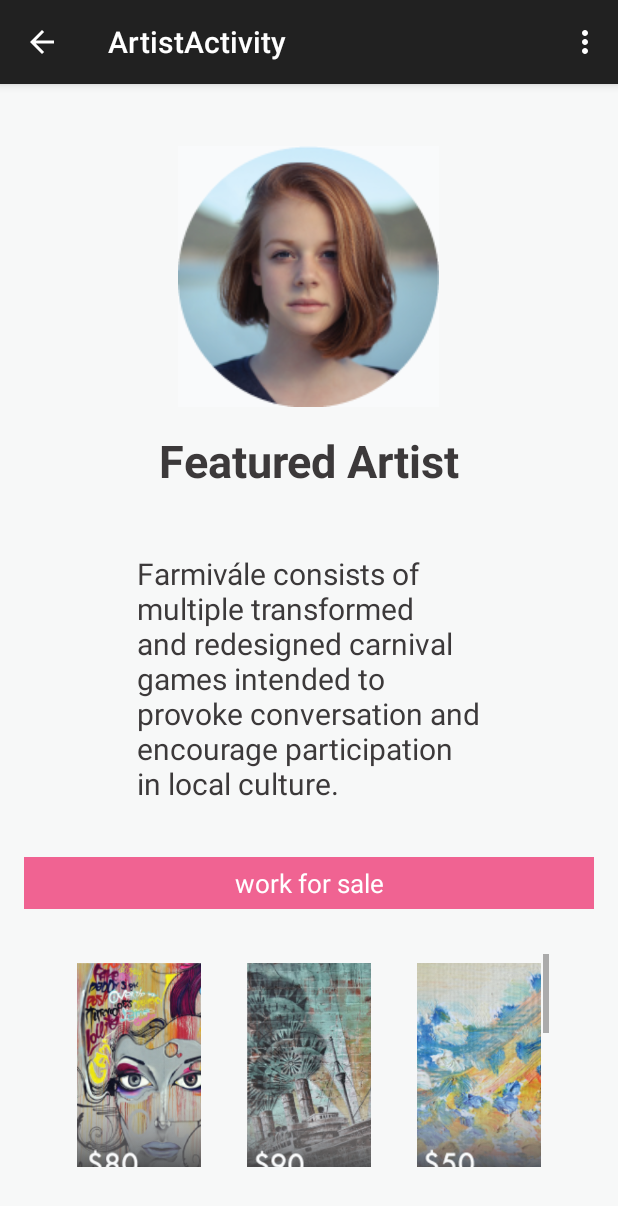
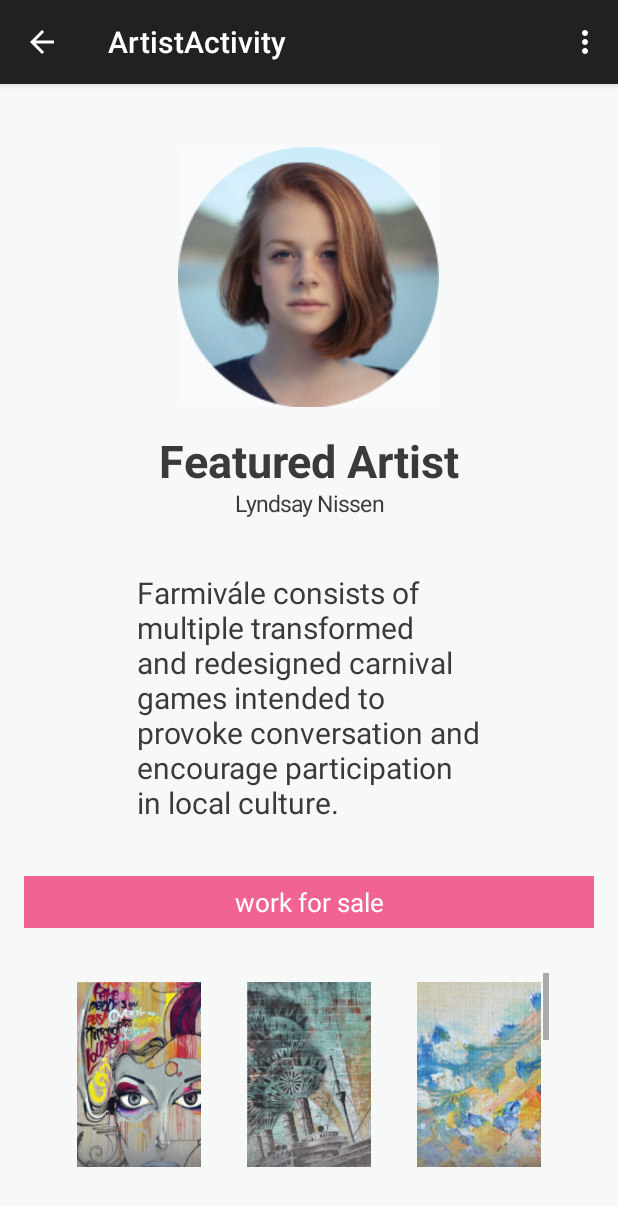
Before and after one commit to jjeun/DSMSocial, an Android app: the screen it shows after launch (ArtistActivity), after a tap on "Artist Page", on a phone screen of 412 x 824 dp. Shown: the top 1206 px of the screen. Run offline under Robolectric (Android 15) with nearby library versions, the phone set to English and light mode, and no system bars; libraries missing offline, so code that uses them is left out: com.astuetz; 2 statements that could not run were skipped.

Commit message:
connecting shopping cart and coding to pass info between activities/fragments for a little more dynamic output.

```diff
--- a/app/src/main/AndroidManifest.xml
+++ b/app/src/main/AndroidManifest.xml
@@ -39,14 +39,14 @@
         <activity
             android:name=".AddCart"
             android:label="@string/title_activity_add_cart"
-            android:parentActivityName=".ShopActivity" >
+            android:theme="@style/Theme.AppCompat.NoActionBar">
             <!--<meta-data-->
                 <!--android:name="android.support.PARENT_ACTIVITY"-->
                 <!--android:value="com.application.dsmsocial.ShopActivity" />-->
         </activity>
         <activity
             android:name=".CartReview"
-            android:label="@string/title_activity_cart_review"
+            android:label="@string/title_activity_cart_review">
             android:parentActivityName=".AddCart" >
             <meta-data
                 android:name="android.support.PARENT_ACTIVITY"
--- a/app/src/main/java/com/application/dsmsocial/ArtistActivity.java
+++ b/app/src/main/java/com/application/dsmsocial/ArtistActivity.java
@@ -27,16 +27,21 @@ public class ArtistActivity extends AppCompatActivity {
     private GridView gridView;
     private GridViewAdapter gridAdapter;
 
+    String name;
+    String type;
+    Bitmap image;
+    int page;
+
     @Override
     protected void onCreate(Bundle savedInstanceState) {
         super.onCreate(savedInstanceState);
         setContentView(R.layout.activity_artist);
 
 
-        String name = getIntent().getStringExtra("name");
-        String type = getIntent().getStringExtra("type");
-        Bitmap image = getIntent().getParcelableExtra("image");
-        int page = getIntent().getIntExtra("switch", 0);
+        name = getIntent().getStringExtra("name");
+        type = getIntent().getStringExtra("type");
+        image = getIntent().getParcelableExtra("image");
+        page = getIntent().getIntExtra("switch", 0);
 
         if (page == 1) {
             TextView titleTextView = (TextView) findViewById(R.id.artistName);
@@ -53,6 +58,12 @@ public class ArtistActivity extends AppCompatActivity {
             TextView titleTextView = (TextView) findViewById(R.id.artistName);
             titleTextView.setGravity(Gravity.CENTER_HORIZONTAL);
             titleTextView.setText(R.string.featureArtist);
+
+            TextView titleTextView2 = (TextView) findViewById(R.id.artistType);
+            titleTextView2.setGravity(Gravity.CENTER_HORIZONTAL);
+            titleTextView2.setTextSize(15);
+            titleTextView2.setPadding(0,20,0,0);
+            titleTextView2.setText(name);
 
             ImageView imageView = (ImageView) findViewById(R.id.artistImage);
             imageView.setImageResource(R.drawable.artist1);
@@ -85,7 +96,7 @@ public class ArtistActivity extends AppCompatActivity {
 
         for (int i = 0; i < imgs.length(); i++) {
             Bitmap bitmap = BitmapFactory.decodeResource(getResources(), imgs.getResourceId(i, -1));
-            imageItems.add(new ImageItem(bitmap,null, null, null));
+            imageItems.add(new ImageItem(bitmap,null, name, null));
         }
         return imageItems;
     }
--- a/app/src/main/java/com/application/dsmsocial/ArtistFragment.java
+++ b/app/src/main/java/com/application/dsmsocial/ArtistFragment.java
@@ -16,6 +16,7 @@ import android.widget.GridView;
 import android.widget.ImageButton;
 import android.widget.ImageView;
 import android.widget.TextView;
+import android.widget.Toast;
 
 import java.util.ArrayList;
 
@@ -25,6 +26,12 @@ import java.util.ArrayList;
 public class ArtistFragment extends Fragment {
     public static final String ARG_PAGE = "ARG_PAGE";
     private static final String TAG = "ArtistFragmentTag";
+    String name;
+    String type;
+    Bitmap image;
+    int page;
+
+    ImageItem item;
 
     private GridView gridView;
     private GridViewAdapter gridAdapter;
@@ -59,6 +66,11 @@ public class ArtistFragment extends Fragment {
     public View onCreateView(LayoutInflater inflater, ViewGroup container, Bundle savedInstanceState) {
         final View rootView = inflater.inflate(R.layout.fragment_artist, container, false);
 
+        name = getActivity().getIntent().getStringExtra("name");
+        type = getActivity().getIntent().getStringExtra("type");
+        image = getActivity().getIntent().getParcelableExtra("image");
+        page = getActivity().getIntent().getIntExtra("switch", 0);
+
         gridView = (GridView) rootView.findViewById(R.id.artistGridView);
         gridAdapter = new GridViewAdapter(getActivity(), R.layout.grid_item_layout, getData());
         gridView.setAdapter(gridAdapter);
@@ -66,7 +78,7 @@ public class ArtistFragment extends Fragment {
         gridView.setOnItemClickListener(new AdapterView.OnItemClickListener() {
             public void onItemClick(AdapterView<?> parent, View v, int position, long id) {
                 Log.v(TAG, "artist clicked");
-                ImageItem item = (ImageItem) gridView.getItemAtPosition(position);
+                item = (ImageItem) gridView.getItemAtPosition(position);
 
                 Intent intent = new Intent(getActivity(), ArtistActivity.class);
                 intent.putExtra("name", item.getName());
@@ -91,7 +103,16 @@ public class ArtistFragment extends Fragment {
 
     public void sendToCart(){
 
-        Intent intent = new Intent(getActivity(), CartReview.class);
-        startActivity(intent);
+
+        if(name == null){
+            Toast.makeText(getActivity(), "Empty Shopping Cart", Toast.LENGTH_SHORT).show();
+        }
+
+        else{
+            Intent intent = new Intent(getActivity(), CartReview.class);
+            intent.putExtra("image", image);
+            intent.putExtra("name", name);
+            startActivity(intent);
+        }
     }
 }
--- a/app/src/main/java/com/application/dsmsocial/MainPage.java
+++ b/app/src/main/java/com/application/dsmsocial/MainPage.java
@@ -1,4 +1,5 @@
 package com.application.dsmsocial;
+import android.graphics.Bitmap;
 import android.graphics.Color;
 import android.support.v4.app.Fragment;
 import android.support.v4.app.FragmentManager;
@@ -13,6 +14,10 @@ import android.view.MenuItem;
 import com.astuetz.PagerSlidingTabStrip;
 
 public class MainPage extends FragmentActivity {
+    String name;
+    String type;
+    Bitmap image;
+    int page;
 
     public class SampleFragmentPagerAdapter extends FragmentPagerAdapter {
         final int PAGE_COUNT = 4;
@@ -57,6 +62,9 @@ public class MainPage extends FragmentActivity {
         super.onCreate(savedInstanceState);
         setContentView(R.layout.activity_main_page);
 
+        name = getIntent().getStringExtra("name");
+        image = getIntent().getParcelableExtra("image");
+
         // Get the ViewPager and set it's PagerAdapter so that it can display items
         ViewPager viewPager = (ViewPager) findViewById(R.id.viewpager);
         viewPager.setAdapter(new SampleFragmentPagerAdapter(getSupportFragmentManager()));
--- a/app/src/main/java/com/application/dsmsocial/MainPageFragment.java
+++ b/app/src/main/java/com/application/dsmsocial/MainPageFragment.java
@@ -79,10 +79,11 @@ public class MainPageFragment extends Fragment {
         mainButton.setOnClickListener(new View.OnClickListener() {
             @Override
             public void onClick(View v) {
-                Log.v(TAG, "main clicked");   // Log's that Max button was pressed.
+                Log.v(TAG, "main clicked");
 
                 // create method to activity
                 Intent intent = new Intent(getActivity(), ArtistActivity.class);
+                intent.putExtra("name", "Lyndsay Nissen");
                 startActivity(intent);
             }
         });
--- a/app/src/main/res/layout/activity_cart_review.xml
+++ b/app/src/main/res/layout/activity_cart_review.xml
@@ -41,7 +41,6 @@
         android:id="@+id/shopImage"
         android:padding="15dp"
         android:layout_alignParentTop="false"
-        android:src="@drawable/shop1"
         android:layout_below="@+id/cartItem"
         android:layout_alignLeft="@+id/cartItem" />
 
@@ -59,7 +58,6 @@
 
     <TextView
         android:id="@+id/itemArtist"
-        android:text="@string/itemArtist"
         android:layout_width="wrap_content"
         android:layout_height="wrap_content"
         android:background="@color/mainBackground"
--- a/app/src/main/res/layout/activity_shop.xml
+++ b/app/src/main/res/layout/activity_shop.xml
@@ -33,7 +33,6 @@
         android:layout_height="wrap_content"
         android:textSize="15sp"
         android:textColor="@color/mainFont"
-        android:text="@string/shopArtist"
         android:layout_centerHorizontal="true"
         android:layout_below="@+id/shopTitle"
         android:gravity="center"
```
Also changed, not shown: app/src/main/java/com/application/dsmsocial/AddCart.java (+11 -1 lines), app/src/main/java/com/application/dsmsocial/CartReview.java (+20 -1 lines), app/src/main/java/com/application/dsmsocial/ShopActivity.java (+11 -5 lines), app/src/main/java/com/application/dsmsocial/ShopFragment.java (+24 -4 lines), app/src/main/res/values/strings.xml (+19 -0 lines).
